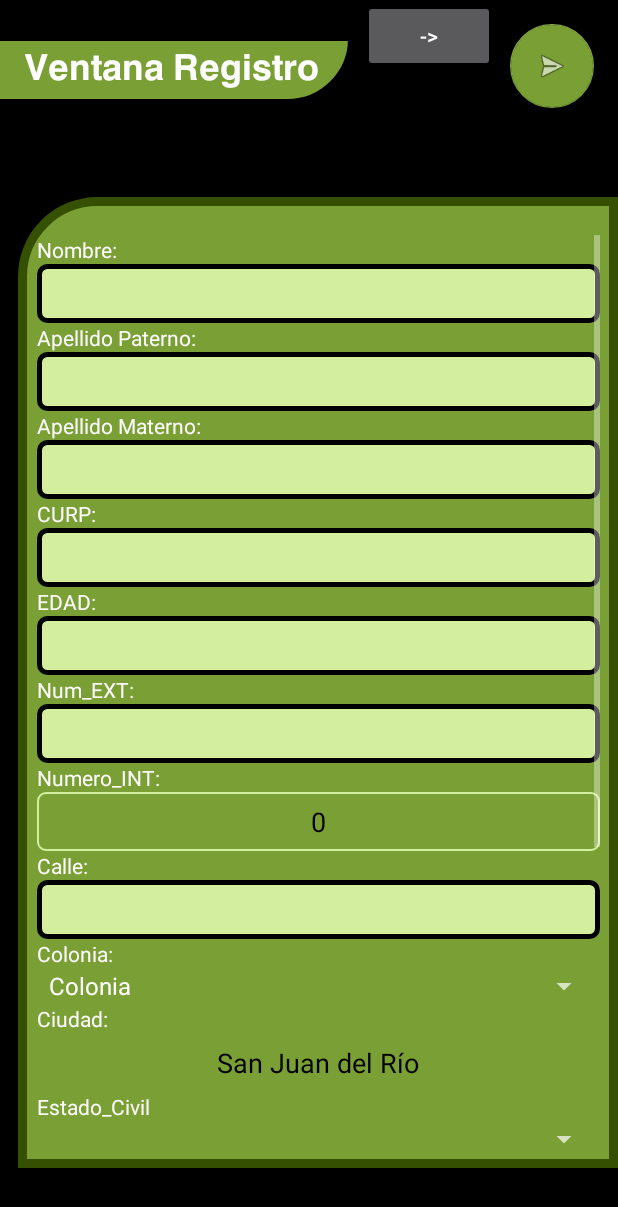
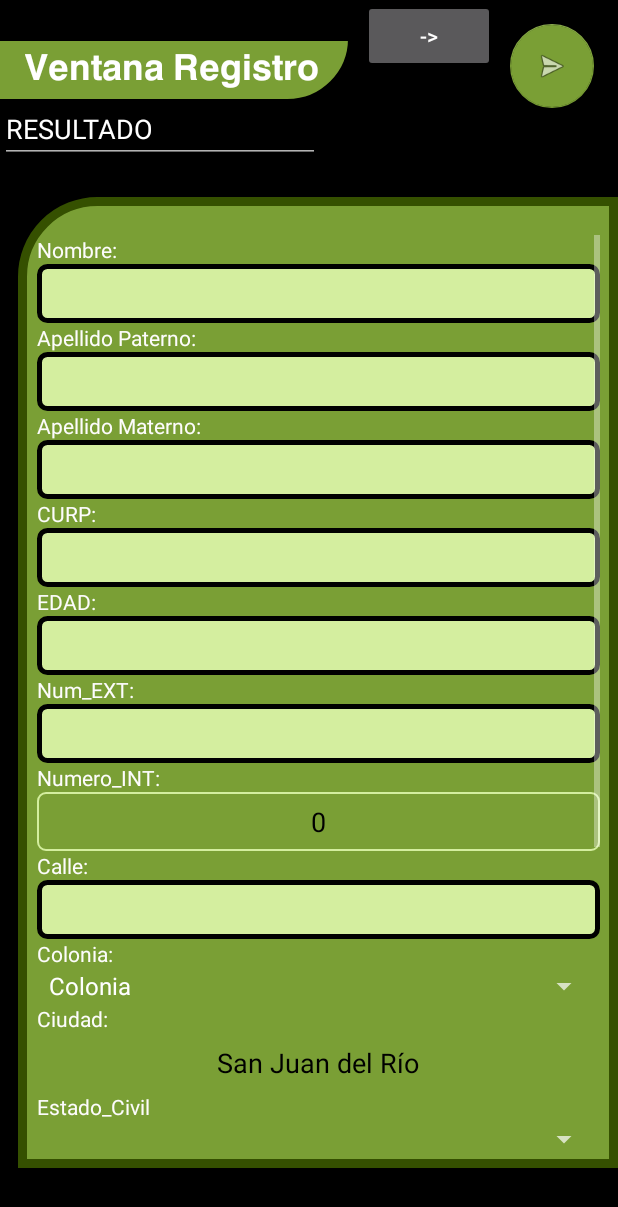
Before and after one commit to SanchezOscarAbdiel/SorteoSMN, an Android app: the Registro screen opened directly, with no data from a screen before it, on a phone screen of 412 x 824 dp. Shown: the top 1207 px of the screen. Run offline under Robolectric (Android 15) with nearby library versions, the phone set to English and light mode, and no system bars; our stand-ins replace Volley.

Commit message:
finalizacion de Registro.java

```diff
--- a/app/src/main/res/layout/activity_registro.xml
+++ b/app/src/main/res/layout/activity_registro.xml
@@ -361,4 +361,16 @@
         android:text="->"
         app:layout_constraintStart_toEndOf="@+id/constraintLayout6"
         app:layout_constraintTop_toTopOf="parent" />
+
+    <EditText
+        android:id="@+id/edResultado"
+        android:layout_width="wrap_content"
+        android:layout_height="wrap_content"
+        android:layout_marginBottom="8dp"
+        android:ems="10"
+        android:inputType="textPersonName"
+        android:text="RESULTADO"
+        app:layout_constraintBottom_toTopOf="@+id/constraintLayout"
+        app:layout_constraintStart_toStartOf="parent"
+        app:layout_constraintTop_toBottomOf="@+id/button19" />
 </androidx.constraintlayout.widget.ConstraintLayout>
```
Also changed, not shown: app/src/main/java/com/example/sorteosmn/Registro.java (+67 -27 lines).
